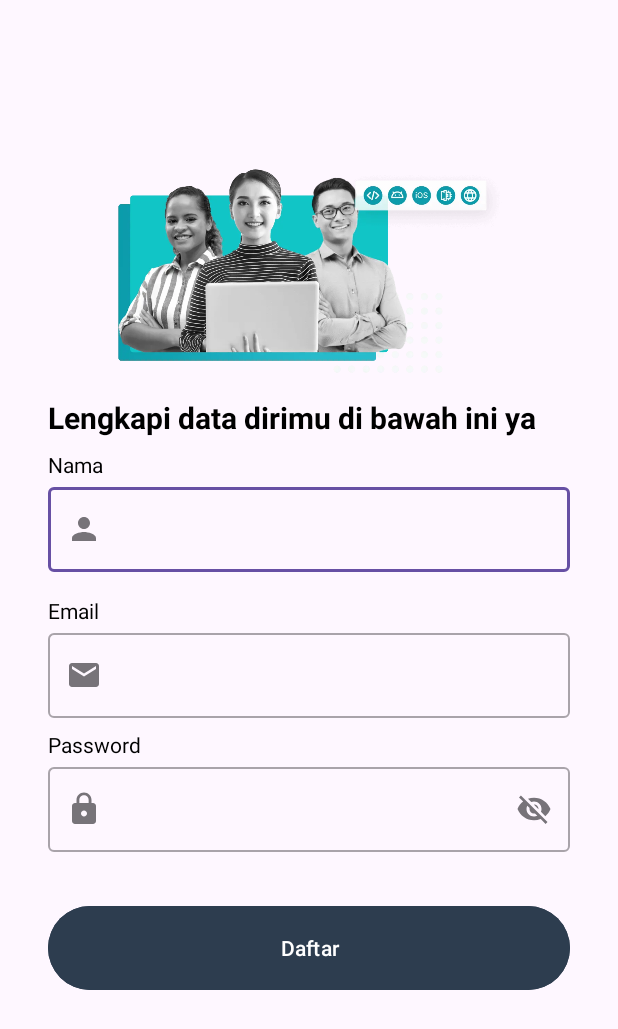
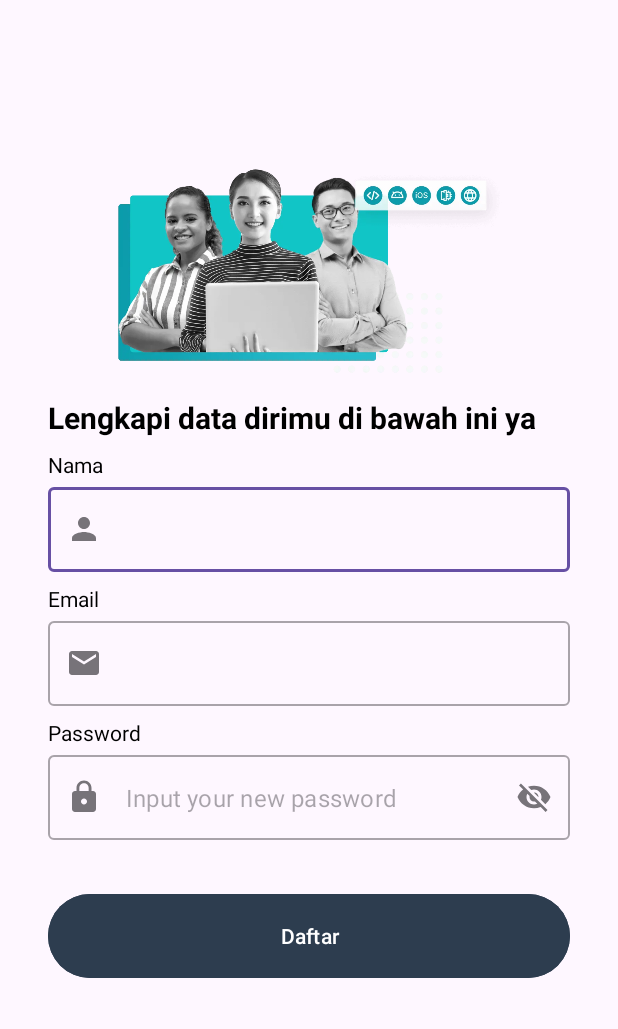
Before and after one commit to ImamMunif/Submission-Android-Intermediate, an Android app: the SignupActivity screen opened directly, with no data from a screen before it, after a tap on an icon or button, on a phone screen of 412 x 824 dp. Shown: the top 1029 px of the screen. Run offline under Robolectric (Android 15) with nearby library versions, the phone set to English and light mode, and no system bars.

Commit message:
replace text edit with custom text edit & add warning

```diff
--- /dev/null
+++ b/app/src/main/java/com/dicoding/storysubmission/view/signup/SignupPassEditText.kt
@@ -0,0 +1,47 @@
+package com.dicoding.storysubmission.view.signup
+
+import android.content.Context
+import android.graphics.Canvas
+import android.text.Editable
+import android.text.TextWatcher
+import android.util.AttributeSet
+import android.view.MotionEvent
+import android.view.View
+import androidx.appcompat.widget.AppCompatEditText
+
+class SignupPassEditText @JvmOverloads constructor(
+    context: Context, attrs: AttributeSet? = null
+) : AppCompatEditText(context, attrs), View.OnTouchListener {
+
+    init {
+        setOnTouchListener(this)
+
+        addTextChangedListener(object : TextWatcher {
+            override fun beforeTextChanged(s: CharSequence, start: Int, count: Int, after: Int) {
+            // Do nothing.
+            }
+
+            override fun onTextChanged(s: CharSequence?, start: Int, before: Int, after: Int) {
+                if (s.toString().length < 8) {
+                    setError("Inputan tidak boleh kurang dari 8 karakter", null)
+                } else {
+                    error = null
+                }
+            }
+
+            override fun afterTextChanged(s: Editable?) {
+            // Do nothing
+            }
+        })
+    }
+
+    override fun onDraw(canvas: Canvas) {
+        super.onDraw(canvas)
+        hint = "Input your new password"
+        textAlignment = View.TEXT_ALIGNMENT_VIEW_START
+    }
+
+    override fun onTouch(p0: View?, p1: MotionEvent?): Boolean {
+        return false
+    }
+}
--- a/app/src/main/res/layout/activity_signup.xml
+++ b/app/src/main/res/layout/activity_signup.xml
@@ -70,7 +70,7 @@
         android:layout_width="wrap_content"
         android:layout_height="wrap_content"
         android:layout_marginStart="32dp"
-        android:layout_marginTop="16dp"
+        android:layout_marginTop="8dp"
         android:text="@string/email"
         android:textColor="@color/black"
         app:layout_constraintStart_toStartOf="parent"
@@ -120,7 +120,7 @@
         app:layout_constraintTop_toBottomOf="@+id/passwordTextView"
         app:startIconDrawable="@drawable/ic_baseline_lock_24">
 
-        <com.google.android.material.textfield.TextInputEditText
+        <com.dicoding.storysubmission.view.signup.SignupPassEditText
             android:id="@+id/passwordEditText"
             android:layout_width="match_parent"
             android:layout_height="wrap_content"
```
